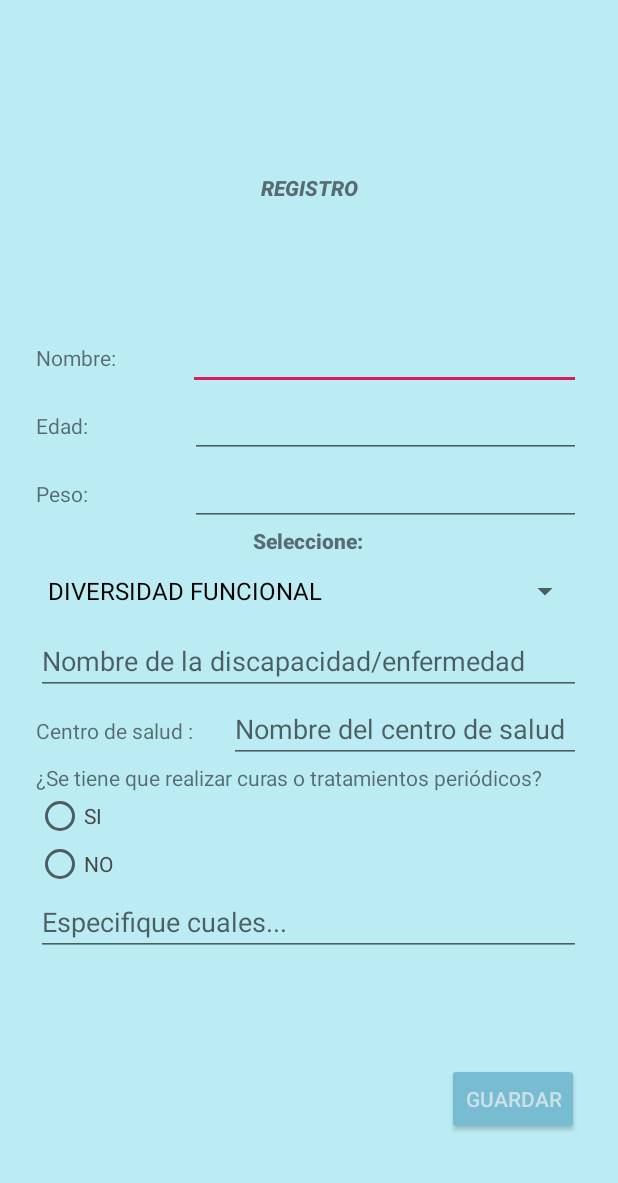
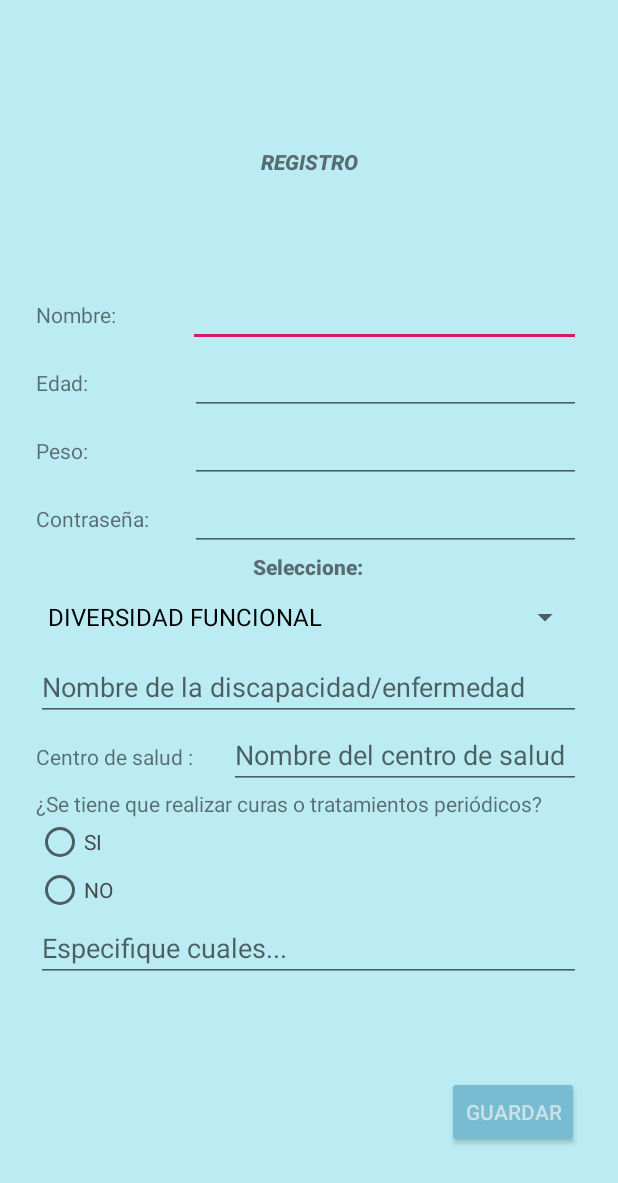
Before and after one commit to sandra916/TeCuido, an Android app: the RegistroActivity screen opened directly, with no data from a screen before it, on a phone screen of 412 x 824 dp. Shown: the top 1183 px of the screen. Run offline under Robolectric (Android 15) with nearby library versions, the phone set to English and light mode, and no system bars.

Commit message:
Cambios de diseño

```diff
--- a/app/src/main/java/com/sandra/tecuido/activity/LoginActivity.java
+++ b/app/src/main/java/com/sandra/tecuido/activity/LoginActivity.java
@@ -61,12 +61,12 @@ public class LoginActivity extends AppCompatActivity {
     }
 
     private void checkUserCredentials() {
-       /* if (nombre.getText().toString().equalsIgnoreCase("Sandra1") && contraseña.getText().toString().equalsIgnoreCase("12343")) {
+        if (nombre.getText().toString().equalsIgnoreCase("Sandra1") && contraseña.getText().toString().equalsIgnoreCase("12343")) {
            goToMainActivity();
         } else {
             textError.setVisibility(View.VISIBLE);
         }
-      */ goToMainActivity();
+       goToMainActivity();
     }
     public void altaUsuario(View view){
         Intent intent = new Intent(this, RegistroActivity.class);
--- a/app/src/main/java/com/sandra/tecuido/activity/RegistroActivity.java
+++ b/app/src/main/java/com/sandra/tecuido/activity/RegistroActivity.java
@@ -2,15 +2,21 @@ package com.sandra.tecuido.activity;
 
 import androidx.appcompat.app.AppCompatActivity;
 
+import android.content.Intent;
 import android.os.Bundle;
+import android.view.View;
 import android.widget.ArrayAdapter;
 import android.widget.EditText;
 import android.widget.Spinner;
+import android.widget.Toast;
 
 import com.sandra.tecuido.R;
+import com.sandra.tecuido.adapter.CitasMedicasAdapter;
+import com.sandra.tecuido.data.User;
+import com.sandra.tecuido.fragments.MenuFragment;
 
 public class RegistroActivity extends AppCompatActivity {
-    private EditText etUsuario, etEdad,etPeso,etMedico,etCuras;
+    private EditText etUsuario, etEdad,etPeso,etMedico,etCuras,etContraseña;
     private Spinner spinner;
 
     @Override
@@ -21,6 +27,7 @@ public class RegistroActivity extends AppCompatActivity {
         etUsuario = findViewById(R.id.etUsuario);
         etEdad = findViewById(R.id.etEdad);
         etPeso = findViewById(R.id.etPeso);
+        etContraseña = findViewById(R.id.etContraseña);
         etMedico = findViewById(R.id.etCentro_Medico);
         etCuras = findViewById(R.id.etCuras);
         spinner = findViewById(R.id.spinner);
@@ -29,4 +36,5 @@ public class RegistroActivity extends AppCompatActivity {
         ArrayAdapter<String> adapter = new ArrayAdapter<String>(this,android.R.layout.simple_spinner_dropdown_item,opciones);
         spinner.setAdapter(adapter);
     }
+
 }
--- a/app/src/main/res/layout/registro_activity.xml
+++ b/app/src/main/res/layout/registro_activity.xml
@@ -90,7 +90,7 @@
             <TextView
                 android:id="@+id/textView8"
                 android:layout_width="55dp"
-                android:layout_height="wrap_content"
+                android:layout_height="30dp"
                 android:layout_weight="1"
                 android:text="Peso:" />
 
@@ -100,7 +100,29 @@
                 android:layout_height="wrap_content"
                 android:layout_weight="1"
                 android:ems="10"
-                android:inputType="number" />
+                android:inputType="numberDecimal" />
+
+        </LinearLayout>
+
+        <LinearLayout
+            android:layout_width="match_parent"
+            android:layout_height="46dp"
+            android:orientation="horizontal">
+
+            <TextView
+                android:id="@+id/tvContra"
+                android:layout_width="55dp"
+                android:layout_height="wrap_content"
+                android:layout_weight="1"
+                android:text="Contraseña:" />
+
+            <EditText
+                android:id="@+id/etContraseña"
+                android:layout_width="wrap_content"
+                android:layout_height="wrap_content"
+                android:layout_weight="1"
+                android:ems="10"
+                android:inputType="textPassword" />
         </LinearLayout>
 
         <TextView
@@ -190,8 +212,8 @@
         android:layout_marginTop="60dp"
         android:layout_marginEnd="26dp"
         android:layout_marginBottom="56dp"
+        android:backgroundTint="#77BCD1"
         android:text="Guardar"
-        android:backgroundTint="#77BCD1"
         android:textColor="#CAE1E8"
         app:layout_constraintBottom_toBottomOf="parent"
         app:layout_constraintEnd_toEndOf="parent"
--- a/build.gradle
+++ b/build.gradle
@@ -7,7 +7,7 @@ buildscript {
 
     }
     dependencies {
-        classpath 'com.android.tools.build:gradle:3.5.2'
+        classpath 'com.android.tools.build:gradle:3.5.3'
 
         // NOTE: Do not place your application dependencies here; they belong
         // in the individual module build.gradle files
```
